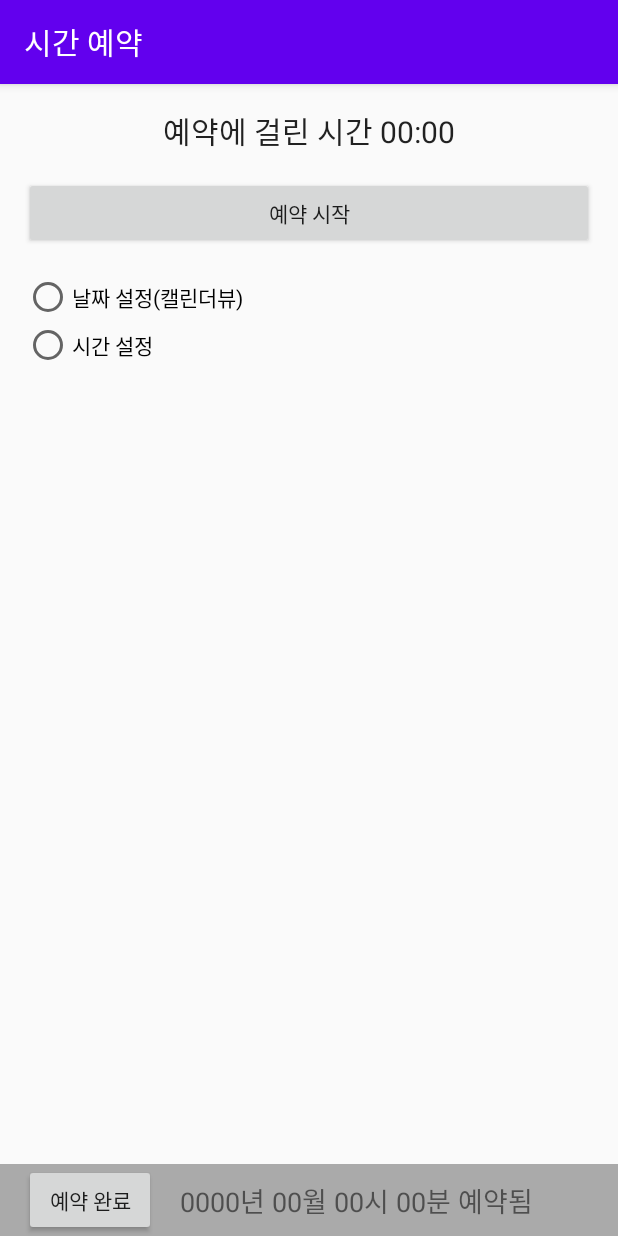
After one commit to progh2/MyAndLab, an Android app: the DateTimeBookActivity screen opened directly, with no data from a screen before it, on a phone screen of 412 x 824 dp. The commit adds this screen. Run offline under Robolectric (Android 15) with nearby library versions, the phone set to English and light mode, and no system bars.

Commit message:
5장 레이아웃

```diff
--- a/app/src/main/AndroidManifest.xml
+++ b/app/src/main/AndroidManifest.xml
@@ -9,7 +9,8 @@
         android:roundIcon="@mipmap/ic_launcher_round"
         android:supportsRtl="true"
         android:theme="@style/AppTheme">
-        <activity android:name=".ch05layout.NoXmlActivity"></activity>
+        <activity android:name=".ch06advwidget.DateTimeBookActivity"></activity>
+        <activity android:name=".ch05layout.NoXmlActivity" />
         <activity android:name=".ch04widget.RotateImageActivity" />
         <activity android:name=".ch04widget.LovelyPetActivity" />
         <activity android:name=".ch04widget.BasicWidgetActivity" />
--- a/app/src/main/java/kr/hs/emirim/ham/myandlab/MainActivity.kt
+++ b/app/src/main/java/kr/hs/emirim/ham/myandlab/MainActivity.kt
@@ -11,6 +11,7 @@ import kr.hs.emirim.ham.myandlab.ch04widget.CalActivity
 import kr.hs.emirim.ham.myandlab.ch04widget.LovelyPetActivity
 import kr.hs.emirim.ham.myandlab.ch04widget.RotateImageActivity
 import kr.hs.emirim.ham.myandlab.ch05layout.NoXmlActivity
+import kr.hs.emirim.ham.myandlab.ch06advwidget.DateTimeBookActivity
 
 class MainActivity : AppCompatActivity(), View.OnClickListener {
 
@@ -25,6 +26,7 @@ class MainActivity : AppCompatActivity(), View.OnClickListener {
         findViewById<Button>(R.id.button5).setOnClickListener(this)
         findViewById<Button>(R.id.button6).setOnClickListener(this)
         findViewById<Button>(R.id.button7).setOnClickListener(this)
+        findViewById<Button>(R.id.button8).setOnClickListener(this)
     }
 
     override fun onClick(v: View) {
@@ -37,6 +39,7 @@ class MainActivity : AppCompatActivity(), View.OnClickListener {
             R.id.button5 -> intent = Intent(this, LovelyPetActivity::class.java)
             R.id.button6 -> intent = Intent(this, RotateImageActivity::class.java)
             R.id.button7 -> intent = Intent(this, NoXmlActivity::class.java)
+            R.id.button8 -> intent = Intent(this, DateTimeBookActivity::class.java)
             else -> return
         }
         startActivity(intent)
--- /dev/null
+++ b/app/src/main/java/kr/hs/emirim/ham/myandlab/ch06advwidget/DateTimeBookActivity.kt
@@ -0,0 +1,86 @@
+package kr.hs.emirim.ham.myandlab.ch06advwidget
+
+import android.graphics.Color
+import androidx.appcompat.app.AppCompatActivity
+import android.os.Bundle
+import android.os.SystemClock
+import android.util.Log
+import android.view.View
+import android.widget.*
+import kr.hs.emirim.ham.myandlab.R
+
+class DateTimeBookActivity : AppCompatActivity() {
+
+    public val TAG = "날짜예약액티비티"
+
+    lateinit var chrono : Chronometer
+    lateinit var btnStart : Button
+    lateinit var btnEnd : Button
+    lateinit var rdoCal : RadioButton
+    lateinit var rdoTime : RadioButton
+    lateinit var calView : CalendarView
+    lateinit var tPicker : TimePicker
+    lateinit var tvDatetime : TextView
+
+    var selectYear : Int = 0
+    var selectMonth : Int = 0
+    var selectDay : Int = 0
+
+    override fun onCreate(savedInstanceState: Bundle?) {
+        super.onCreate(savedInstanceState)
+        title="시간 예약"
+
+        setContentView(R.layout.activity_date_time_book)
+
+        btnStart = findViewById(R.id.btnStart)
+        btnEnd = findViewById(R.id.btnEnd)
+        chrono = findViewById(R.id.chronometer1)
+        rdoCal = findViewById(R.id.rdoCal)
+        rdoTime = findViewById(R.id.rdoTime)
+        tPicker = findViewById(R.id.timePicker1)
+        calView = findViewById(R.id.calendarView1)
+        tvDatetime = findViewById(R.id.tvDatetime)
+
+        calView.visibility = View.GONE
+        tPicker.visibility = View.GONE
+
+        rdoTime.setOnClickListener {
+            calView.visibility = View.GONE
+            tPicker.visibility = View.VISIBLE
+            Log.d(TAG, "rdoTime클릭")
+        }
+
+        rdoCal.setOnClickListener {
+            calView.visibility = View.VISIBLE
+            tPicker.visibility = View.GONE
+            Log.d(TAG, "rdoCal클릭")
+        }
+
+        btnStart.setOnClickListener {
+            chrono.base = SystemClock.elapsedRealtime()
+            chrono.start()
+            chrono.setTextColor(Color.RED)
+            Log.d(TAG, "btnStart 클릭됨")
+        }
+
+        btnEnd.setOnClickListener {
+            chrono.stop()
+            chrono.setTextColor(Color.BLUE)
+            Log.d(TAG, "btnEnd 클릭됨")
+
+            if (android.os.Build.VERSION.SDK_INT >= android.os.Build.VERSION_CODES.M) {
+                tvDatetime.text = "" + selectYear + "년" + selectMonth + "월" + selectDay + "일" + tPicker.hour + "시" + tPicker.minute + "분 예약됨"
+            }else{
+                tvDatetime.text = "" + selectYear + "년" + selectMonth + "월" + selectDay + "일" + tPicker.currentHour + "시" + tPicker.currentMinute + "분 예약됨"
+            }
+        }
+
+        calView.setOnDateChangeListener { view, year, month, dayOfMonth ->
+            selectYear = year
+            selectMonth = month + 1
+            selectDay = dayOfMonth
+            Log.d(TAG, "오늘은 : " + selectYear + "/" + selectMonth + "/" + selectDay)
+        }
+
+    }
+}
--- /dev/null
+++ b/app/src/main/res/layout/activity_date_time_book.xml
@@ -0,0 +1,127 @@
+<?xml version="1.0" encoding="utf-8"?>
+<androidx.constraintlayout.widget.ConstraintLayout xmlns:android="http://schemas.android.com/apk/res/android"
+    xmlns:app="http://schemas.android.com/apk/res-auto"
+    xmlns:tools="http://schemas.android.com/tools"
+    android:layout_width="match_parent"
+    android:layout_height="match_parent"
+    tools:context=".ch06advwidget.DateTimeBookActivity">
+
+    <Chronometer
+        android:id="@+id/chronometer1"
+        android:layout_width="match_parent"
+        android:layout_height="wrap_content"
+        android:layout_marginStart="16dp"
+        android:layout_marginLeft="16dp"
+        android:layout_marginTop="16dp"
+        android:layout_marginEnd="16dp"
+        android:layout_marginRight="16dp"
+        android:format="예약에 걸린 시간 %s"
+        android:gravity="center"
+        android:textSize="20sp"
+        app:layout_constraintEnd_toEndOf="parent"
+        app:layout_constraintStart_toStartOf="parent"
+        app:layout_constraintTop_toTopOf="parent" />
+
+    <Button
+        android:id="@+id/btnStart"
+        android:layout_width="0dp"
+        android:layout_height="wrap_content"
+        android:layout_marginStart="16dp"
+        android:layout_marginLeft="16dp"
+        android:layout_marginTop="16dp"
+        android:layout_marginEnd="16dp"
+        android:layout_marginRight="16dp"
+        android:text="예약 시작"
+        app:layout_constraintEnd_toEndOf="parent"
+        app:layout_constraintStart_toStartOf="parent"
+        app:layout_constraintTop_toBottomOf="@+id/chronometer1" />
+
+    <RadioGroup
+        android:id="@+id/rdg"
+        android:layout_width="wrap_content"
+        android:layout_height="wrap_content"
+        android:layout_marginStart="16dp"
+        android:layout_marginLeft="16dp"
+        android:layout_marginTop="16dp"
+        android:layout_marginEnd="16dp"
+        android:layout_marginRight="16dp"
+        app:layout_constraintEnd_toEndOf="parent"
+        app:layout_constraintHorizontal_bias="0.0"
+        app:layout_constraintStart_toStartOf="parent"
+        app:layout_constraintTop_toBottomOf="@+id/btnStart">
+
+        <RadioButton
+            android:id="@+id/rdoCal"
+            android:layout_width="match_parent"
+            android:layout_height="wrap_content"
+            android:text="날짜 설정(캘린더뷰)" />
+
+        <RadioButton
+            android:id="@+id/rdoTime"
+            android:layout_width="match_parent"
+            android:layout_height="wrap_content"
+            android:text="시간 설정" />
+    </RadioGroup>
+
+    <CalendarView
+        android:id="@+id/calendarView1"
+        android:layout_width="match_parent"
+        android:layout_height="wrap_content"
+        android:layout_marginStart="16dp"
+        android:layout_marginLeft="16dp"
+        android:layout_marginTop="16dp"
+        android:layout_marginEnd="16dp"
+        android:layout_marginRight="16dp"
+        android:visibility="visible"
+        app:layout_constraintEnd_toEndOf="parent"
+        app:layout_constraintStart_toStartOf="parent"
+        app:layout_constraintTop_toBottomOf="@id/rdg" />
+
+    <TimePicker
+        android:id="@+id/timePicker1"
+        android:layout_width="match_parent"
+        android:layout_height="wrap_content"
+        android:layout_marginStart="16dp"
+        android:layout_marginLeft="16dp"
+        android:layout_marginTop="16dp"
+        android:layout_marginEnd="16dp"
+        android:layout_marginRight="16dp"
+        android:visibility="gone"
+        app:layout_constraintEnd_toEndOf="parent"
+        app:layout_constraintStart_toStartOf="parent"
+        app:layout_constraintTop_toBottomOf="@id/rdg" />
+
+    <androidx.constraintlayout.widget.ConstraintLayout
+        android:layout_width="match_parent"
+        android:layout_height="wrap_content"
+        app:layout_constraintStart_toStartOf="parent"
+        app:layout_constraintEnd_toEndOf="parent"
+        app:layout_constraintBottom_toBottomOf="parent"
+        android:background="#aaaaaa"
+        >
+
+        <Button
+            android:id="@+id/btnEnd"
+            android:text="예약 완료"
+            android:layout_width="wrap_content"
+            android:layout_height="wrap_content"
+            android:layout_marginStart="16dp"
+            android:layout_marginLeft="16dp"
+            app:layout_constraintStart_toStartOf="parent"
+            app:layout_constraintTop_toTopOf="parent" />
+
+        <TextView
+            android:id="@+id/tvDatetime"
+            android:layout_width="wrap_content"
+            android:layout_height="wrap_content"
+            app:layout_constraintStart_toEndOf="@id/btnEnd"
+            app:layout_constraintTop_toTopOf="parent"
+            app:layout_constraintBottom_toBottomOf="parent"
+            android:text="0000년 00월 00시 00분 예약됨"
+            android:textSize="18sp"
+            android:layout_marginStart="16dp"
+            android:layout_marginLeft="16dp" />
+
+    </androidx.constraintlayout.widget.ConstraintLayout>
+
+</androidx.constraintlayout.widget.ConstraintLayout>
--- a/app/src/main/res/layout/activity_main.xml
+++ b/app/src/main/res/layout/activity_main.xml
@@ -132,6 +132,23 @@
             app:layout_constraintEnd_toEndOf="parent"
             app:layout_constraintStart_toStartOf="parent"
             app:layout_constraintTop_toBottomOf="@id/button6"
+            app:layout_constraintBottom_toTopOf="@id/button8"
+            />
+        <Button
+            android:id="@+id/button8"
+            android:layout_width="0dp"
+            android:layout_height="wrap_content"
+            android:layout_marginStart="32dp"
+            android:layout_marginLeft="32dp"
+            android:layout_marginTop="16dp"
+            android:layout_marginEnd="32dp"
+            android:layout_marginRight="32dp"
+            android:text="@string/button_datetimebook"
+            android:textAllCaps="false"
+            android:textSize="18sp"
+            app:layout_constraintEnd_toEndOf="parent"
+            app:layout_constraintStart_toStartOf="parent"
+            app:layout_constraintTop_toBottomOf="@id/button7"
             app:layout_constraintBottom_toBottomOf="parent"
             />
     </androidx.constraintlayout.widget.ConstraintLayout>
--- a/app/src/main/res/values/strings.xml
+++ b/app/src/main/res/values/strings.xml
@@ -17,4 +17,5 @@
     <string name="rotate">회전하기</string>
     <string name="rotateImage">이미지 회전하기</string>
     <string name="button_made_by_code">코드로 만든 버튼</string>
+    <string name="button_datetimebook">날짜시간예약</string>
 </resources>
```
